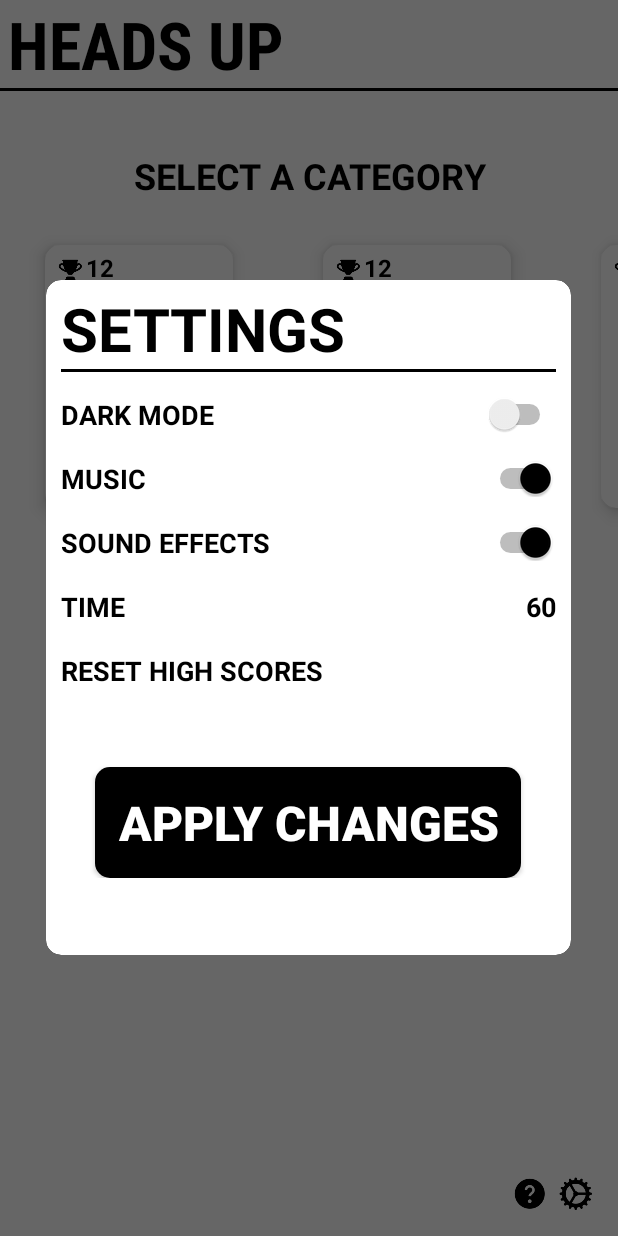
After one commit to ivanvb/HeadsUp, an Android app: the fragment SettingsDialogFragment placed in its activity, on a phone screen of 412 x 824 dp. The commit adds this screen. Run offline under Robolectric (Android 15) with nearby library versions, the phone set to English and light mode, and no system bars.

Commit message:
Settings popup changed to Dialog Fragment.
Moved settings functionality from MainActivity class to SettingsDialogFragment class.

```diff
--- a/app/src/main/java/com/example/headsup/MainActivity.java
+++ b/app/src/main/java/com/example/headsup/MainActivity.java
@@ -11,6 +11,7 @@ import android.graphics.Color;
 import android.graphics.drawable.ColorDrawable;
 import android.graphics.drawable.Drawable;
 import android.media.Image;
+import android.support.v4.app.FragmentManager;
 import android.support.v7.app.AppCompatActivity;
 import android.os.Bundle;
 import android.support.v7.app.AppCompatDelegate;
@@ -38,7 +39,7 @@ public class MainActivity extends AppCompatActivity implements View.OnClickListe
     Intent intent;
     SharedPreferences sharedPref ;
     SharedPreferences.Editor editor;
-    String theme;
+    String theme, music, sound;
     String chosenCategory;
     ArrayList <String> chosenWordList;
     @Override
@@ -59,9 +60,11 @@ public class MainActivity extends AppCompatActivity implements View.OnClickListe
     }
     private void initializeSharedPreferences()
     {
-        sharedPref = getSharedPreferences("wawawa", Context.MODE_PRIVATE);
+        sharedPref = getSharedPreferences("Settings", Context.MODE_PRIVATE);
         editor = sharedPref.edit();
         theme = sharedPref.getString("theme", "light");
+        music = sharedPref.getString("music", "on");
+        sound = sharedPref.getString("sound", "on");
     }
 
     private void updateTheme()
@@ -81,7 +84,7 @@ public class MainActivity extends AppCompatActivity implements View.OnClickListe
 
         if(v.getId() == R.id.settings)
         {
-            showSettings();
+            openSettingsFragment();
         }
         else if(v.getId() == R.id.btnPlay)
         {
@@ -93,25 +96,8 @@ public class MainActivity extends AppCompatActivity implements View.OnClickListe
         }
     }
 
-    private void changeTheme()
-    {
-        btn.setEnabled(false);
-        if(theme.equals("dark")){
 
-            editor.putString("theme", "light");
-            editor.commit();
-            restart();
-        }
-        else
-        {
-            editor.putString("theme", "dark");
-            editor.commit();
-            restart();
-        }
-
-    }
-
-    private void restart()
+    public void restart()
     {
         Intent i = new Intent(getApplicationContext(), MainActivity.class);
         startActivity(i);
@@ -173,38 +159,7 @@ public class MainActivity extends AppCompatActivity implements View.OnClickListe
         }
     }
 
-    private void showSettings()
-    {
-        dialog = new Dialog(this);
 
-        dialog.setContentView(R.layout.settings_popup);
-        dialog.getWindow().setBackgroundDrawable(new ColorDrawable(Color.TRANSPARENT));
-        dialog.show();
-
-
-        final Switch s = dialog.findViewById(R.id.switchDarkMode);
-        String state = sharedPref.getString(Integer.toString(s.getId()), "false");
-        if(state.equals("true"))
-        {
-            s.setChecked(true);
-        }
-
-        s.setOnCheckedChangeListener(new CompoundButton.OnCheckedChangeListener() {
-            @Override
-            public void onCheckedChanged(CompoundButton buttonView, boolean isChecked) {
-                dialog.dismiss();
-                saveState(Integer.toString(s.getId()), Boolean.toString(s.isChecked()));
-                changeTheme();
-            }
-        });
-
-    }
-
-    private void saveState(String id, String state)
-    {
-        editor.putString(id, state);
-        editor.commit();
-    }
 
     private ArrayList<Drawable> getImageDrawables()
     {
@@ -228,5 +183,12 @@ public class MainActivity extends AppCompatActivity implements View.OnClickListe
         return drawables;
     }
 
+    private void openSettingsFragment()
+    {
+        FragmentManager fm = getSupportFragmentManager();
+        SettingsDialogFragment editNameDialogFragment = SettingsDialogFragment.newInstance(theme, music, sound);
+        editNameDialogFragment.show(fm, theme);
+    }
+
 
 }
--- /dev/null
+++ b/app/src/main/java/com/example/headsup/SettingsDialogFragment.java
@@ -0,0 +1,165 @@
+package com.example.headsup;
+
+import android.content.Context;
+import android.content.SharedPreferences;
+import android.os.Bundle;
+import android.support.annotation.Nullable;
+import android.support.v4.app.DialogFragment;
+import android.support.v4.util.Pair;
+import android.view.LayoutInflater;
+import android.view.View;
+import android.view.ViewGroup;
+import android.widget.Button;
+import android.widget.CompoundButton;
+import android.widget.EditText;
+import android.widget.ImageView;
+import android.widget.Switch;
+import android.widget.TextView;
+import android.widget.Toast;
+
+public class SettingsDialogFragment extends DialogFragment implements View.OnClickListener, CompoundButton.OnCheckedChangeListener {
+
+    private EditText mEditText;
+    SharedPreferences sharedPref ;
+    SharedPreferences.Editor editor;
+    private static String fragTheme, fragMusic, fragSound;
+    Switch switchTheme, switchMusic, switchSoundEffects;
+    ImageView imgCheck;
+    boolean resetHighscore = false;
+
+    public SettingsDialogFragment() {
+        // Empty constructor is required for DialogFragment
+        // Make sure not to add arguments to the constructor
+        // Use `newInstance` instead as shown below
+    }
+
+    public static SettingsDialogFragment newInstance(String theme, String music, String sound) {
+        SettingsDialogFragment frag = new SettingsDialogFragment();
+        Bundle args = new Bundle();
+        args.putString("theme", theme);
+        frag.setArguments(args);
+
+        fragTheme = theme;
+        fragMusic = music;
+        fragSound = sound;
+        return frag;
+    }
+
+    @Override
+    public View onCreateView(LayoutInflater inflater, ViewGroup container,
+                             Bundle savedInstanceState) {
+        getDialog().getWindow().setBackgroundDrawableResource(R.drawable.round_fragment);
+        return inflater.inflate(R.layout.settings_dialog_fragment, container);
+    }
+
+    @Override
+    public void onViewCreated(View view, @Nullable Bundle savedInstanceState) {
+        super.onViewCreated(view, savedInstanceState);
+        // Get field from view
+        initializeSharedPreferences();
+
+        switchTheme = view.findViewById(R.id.switchDarkMode);
+        setSwitchesState(fragTheme, "dark", switchTheme);
+        switchTheme.setOnCheckedChangeListener(this);
+
+        switchMusic = view.findViewById(R.id.switchMusic);
+        setSwitchesState(fragMusic, "on", switchMusic);
+        switchMusic.setOnCheckedChangeListener(this);
+
+        switchSoundEffects = view.findViewById(R.id.switchSoundEffects);
+        setSwitchesState(fragSound, "on", switchSoundEffects);
+        switchSoundEffects.setOnCheckedChangeListener(this);
+
+        TextView tv = view.findViewById(R.id.tvResetHighScore);
+        tv.setOnClickListener(this);
+
+        imgCheck = view.findViewById(R.id.imgCheck);
+        Button btnApplyChanges = view.findViewById(R.id.btnApplyChanges);
+        btnApplyChanges.setOnClickListener(this);
+
+
+    }
+
+    @Override
+    public void onClick(View v) {
+
+        if(v.getId() == R.id.btnApplyChanges)
+        {
+            saveChanges();
+            ((MainActivity)getActivity()).restart();
+            dismiss();
+        }
+        else if(v.getId() == R.id.tvResetHighScore)
+        {
+            changeResetHighScoreState();
+        }
+    }
+
+    @Override
+    public void onCheckedChanged(CompoundButton buttonView, boolean isChecked) {
+        if(buttonView.getId() == R.id.switchDarkMode)
+        {
+            fragTheme = changeState(fragTheme, new Pair<>("dark", "light"));
+        }
+        else if(buttonView.getId() == R.id.switchMusic)
+        {
+            fragMusic = changeState(fragMusic, new Pair<>("on", "off"));
+        }
+        else if(buttonView.getId() == R.id.switchSoundEffects)
+        {
+            fragSound = changeState(fragSound, new Pair<>("on", "off"));
+        }
+    }
+
+
+
+    private String changeState(String currentState, Pair<String, String> states)
+    {
+        String newState;
+        if(currentState.equals(states.first))
+        {
+            newState = states.second;
+        }
+        else
+        {
+            newState = states.first;
+        }
+
+        return newState;
+    }
+
+    private void initializeSharedPreferences()
+    {
+        sharedPref = this.getActivity().getSharedPreferences("Settings", Context.MODE_PRIVATE);
+        editor = sharedPref.edit();
+    }
+
+    private void setSwitchesState(String currentState, String activeState, Switch vSwicth)
+    {
+        if(currentState.equals(activeState))
+        {
+            vSwicth.setChecked(true);
+        }
+    }
+
+    private void saveChanges()
+    {
+        saveState("theme", fragTheme);
+        saveState("music", fragMusic);
+        saveState("sound", fragSound);
+    }
+
+    private void saveState(String id, String state)
+    {
+        editor.putString(id, state);
+        editor.commit();
+    }
+
+    private void changeResetHighScoreState()
+    {
+        resetHighscore = !resetHighscore;
+        imgCheck.setAlpha((resetHighscore)? 1f : 0f);
+    }
+
+
+}
--- /dev/null
+++ b/app/src/main/res/drawable-v24/round_fragment.xml
@@ -0,0 +1,7 @@
+<?xml version="1.0" encoding="utf-8"?>
+<shape xmlns:android="http://schemas.android.com/apk/res/android"
+    android:shape="rectangle">
+    <solid android:color="@android:color/transparent"/>
+    <corners android:radius="10dp" />
+    />
+</shape>
--- /dev/null
+++ b/app/src/main/res/layout/settings_dialog_fragment.xml
@@ -0,0 +1,170 @@
+<?xml version="1.0" encoding="utf-8"?>
+<LinearLayout xmlns:android="http://schemas.android.com/apk/res/android"
+    xmlns:app="http://schemas.android.com/apk/res-auto"
+    android:id="@+id/edit_name"
+    android:layout_width="400dp"
+    android:layout_height="400dp"
+    android:layout_gravity="center"
+    android:orientation="vertical"
+    android:minWidth="175dp"
+    android:minHeight="225dp"
+    android:background="@drawable/round_fragment">
+
+    <android.support.v7.widget.CardView
+        app:cardCornerRadius="10dp"
+        android:layout_width="350dp"
+        android:layout_height="450dp"
+        android:id="@+id/popup"
+        android:background="?attr/backgroundColor">
+
+
+        <RelativeLayout
+            android:layout_width="wrap_content"
+            android:layout_height="wrap_content"
+            android:layout_marginTop="5dp"
+            android:layout_marginStart="10dp"
+            android:layout_marginEnd="10dp">
+
+            <TextView
+                android:id="@+id/settingsTitle"
+                android:layout_width="wrap_content"
+                android:layout_height="wrap_content"
+                android:text="@string/settings_title"
+                android:textSize="40sp"
+                android:textStyle="bold"
+                android:textColor="?attr/textColor"/>
+
+            <View
+                android:id="@+id/settingsDivider"
+                android:layout_width="match_parent"
+                android:layout_height="2dp"
+                android:background="?attr/textColor"
+                android:layout_below="@+id/settingsTitle"
+                android:layout_marginBottom="0dp"/>
+
+            <TextView
+                android:id="@+id/tvDarkMode"
+                android:layout_width="wrap_content"
+                android:layout_height="wrap_content"
+                android:textSize="18sp"
+                android:layout_marginTop="18dp"
+                android:textStyle="bold"
+                android:textColor="?attr/textColor"
+                android:layout_below="@+id/settingsTitle"
+                android:text="@string/dark_mode" />
+
+            <TextView
+                android:id="@+id/tvMusic"
+                android:layout_width="wrap_content"
+                android:layout_height="wrap_content"
+                android:textSize="18sp"
+                android:layout_marginTop="18dp"
+                android:textStyle="bold"
+                android:textColor="?attr/textColor"
+                android:layout_below="@+id/tvDarkMode"
+                android:text="@string/music" />
+
+            <TextView
+                android:id="@+id/tvSoundEffects"
+                android:layout_width="wrap_content"
+                android:layout_height="wrap_content"
+                android:textSize="18sp"
+                android:layout_marginTop="18dp"
+                android:textStyle="bold"
+                android:textColor="?attr/textColor"
+                android:layout_below="@+id/tvMusic"
+                android:text="@string/sound_effects" />
+
+            <TextView
+                android:id="@+id/tvTime"
+                android:layout_width="wrap_content"
+                android:layout_height="wrap_content"
+                android:textSize="18sp"
+                android:layout_marginTop="18dp"
+                android:textStyle="bold"
+                android:textColor="?attr/textColor"
+                android:layout_below="@+id/tvSoundEffects"
+                android:text="@string/time" />
+
+            <TextView
+                android:id="@+id/tvResetHighScore"
+                android:layout_width="wrap_content"
+                android:layout_height="wrap_content"
+                android:textSize="18sp"
+                android:layout_marginTop="18dp"
+                android:textStyle="bold"
+                android:textColor="?attr/textColor"
+                android:layout_below="@+id/tvTime"
+                android:clickable="true"
+                android:focusable="true"
+                android:foreground="?android:attr/selectableItemBackground"
+                android:text="@string/reset_high_scores" />
+
+            <Switch
+                android:id="@+id/switchDarkMode"
+                android:layout_width="wrap_content"
+                android:layout_height="wrap_content"
+                android:layout_below="@+id/settingsTitle"
+                android:layout_alignParentEnd="true"
+                android:layout_marginTop="18dp"
+                android:layout_alignBottom="@+id/tvDarkMode"/>
+
+            <Switch
+                android:id="@+id/switchMusic"
+                android:layout_width="wrap_content"
+                android:layout_height="wrap_content"
+                android:layout_below="@+id/switchDarkMode"
+                android:layout_alignParentEnd="true"
+                android:layout_marginTop="18dp"
+                android:layout_alignBottom="@+id/tvMusic"/>
+
+            <Switch
+                android:id="@+id/switchSoundEffects"
+                android:layout_width="wrap_content"
+                android:layout_height="wrap_content"
+                android:layout_below="@+id/switchMusic"
+                android:layout_alignParentEnd="true"
+                android:layout_marginTop="18dp"
+                android:layout_alignBottom="@+id/tvSoundEffects"/>
+
+            <TextView
+                android:text="60"
+                android:layout_width="wrap_content"
+                android:layout_height="wrap_content"
+                android:layout_alignBottom="@+id/tvTime"
+                android:layout_alignParentEnd="true"
+                android:layout_marginEnd="0dp"
+                android:layout_alignTop="@+id/tvTime"
+                android:textColor="?attr/textColor"
+                android:textSize="18sp"
+                android:textStyle="bold"/>
+
+            <ImageView
+                android:id="@+id/imgCheck"
+                android:layout_width="25dp"
+                android:layout_height="25dp"
+                android:src="?attr/checkRes"
+                android:alpha="0"
+                android:layout_alignParentEnd="true"
+                android:layout_alignBottom="@+id/tvResetHighScore"
+                />
+
+            <Button
+                android:id="@+id/btnApplyChanges"
+                android:layout_width="wrap_content"
+                android:layout_height="wrap_content"
+                android:text="APPLY CHANGES"
+                android:textSize="32sp"
+                android:textStyle="bold"
+                android:padding="15dp"
+                android:background="@drawable/rounded_corner_button"
+                android:textColor="?attr/backgroundColor"
+                android:layout_centerHorizontal="true"
+                android:layout_marginTop="52dp"
+                android:layout_below="@+id/tvResetHighScore"/>
+        </RelativeLayout>
+
+
+
+    </android.support.v7.widget.CardView>
+</LinearLayout>
--- a/app/src/main/res/values/attrs.xml
+++ b/app/src/main/res/values/attrs.xml
@@ -17,5 +17,6 @@
         <attr name="trophyRes" format="reference"/>
         <attr name="clockRes" format="reference"/>
         <attr name="arrowRes" format="reference"/>
+        <attr name="checkRes" format="reference"/>
     </declare-styleable>
 </resources>
--- a/app/src/main/res/values/styles.xml
+++ b/app/src/main/res/values/styles.xml
@@ -22,6 +22,7 @@
         <item name="clockRes">@drawable/clock_icon</item>
         <item name="trophyRes">@drawable/trophy_icon</item>
         <item name="arrowRes">@drawable/right_arrow_icon</item>
+        <item name="checkRes">@drawable/check_icon</item>
     </style>
 
 
@@ -48,6 +49,7 @@
         <item name="clockRes">@drawable/clock_icon_dark</item>
         <item name="trophyRes">@drawable/trophy_icon_dark</item>
         <item name="arrowRes">@drawable/right_arrow_icon_dark</item>
+        <item name="checkRes">@drawable/check_icon_dark</item>
     </style>
 
 
```
Also changed, not shown: app/src/main/res/drawable-v24/check_icon.png (added), app/src/main/res/drawable-v24/check_icon_dark.png (added).
